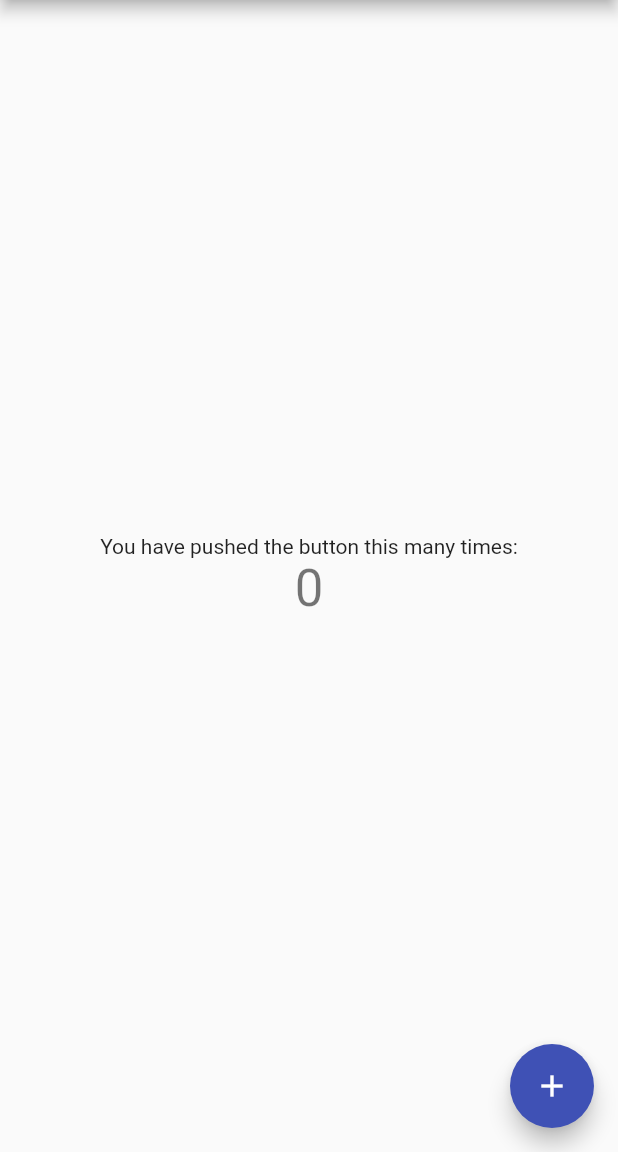
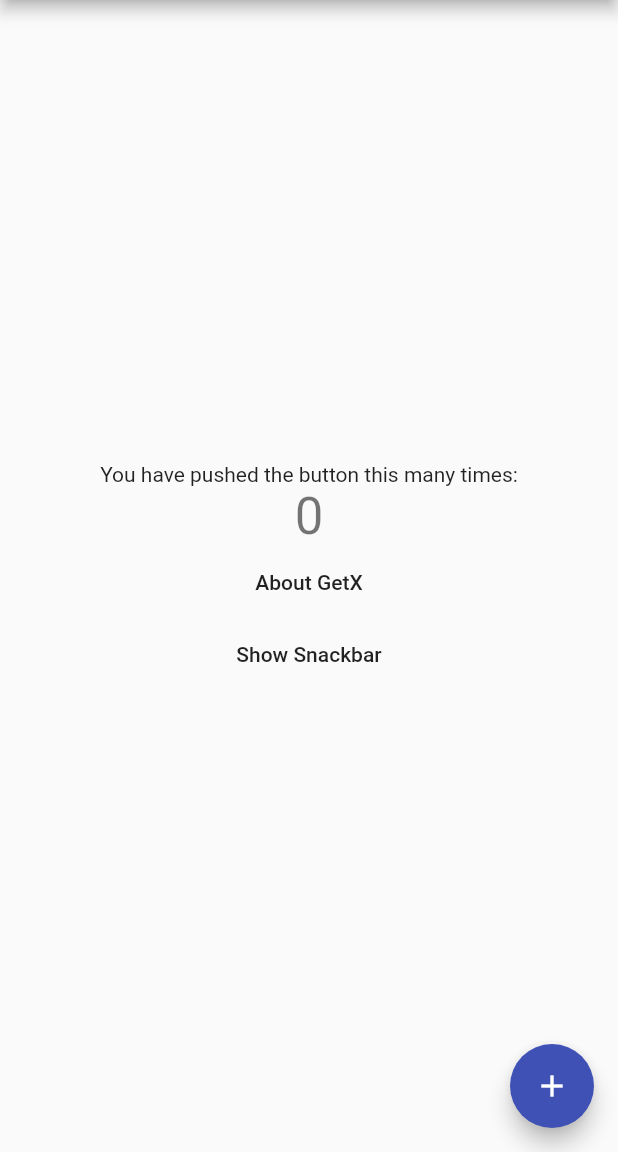
Before and after one commit to choi1k/movie, a Flutter app: the screen it shows after launch, on a phone screen of 412 x 824 dp, the part 84-1236 px from its top. Run offline on Flutter 3.47's test engine with Material 2 defaults, Android fonts, the phone set to English and light mode, and no system bars; our stand-ins replace get.

Commit message:
Snackbar

```diff
--- a/lib/views/about_page.dart
+++ b/lib/views/about_page.dart
@@ -22,6 +22,12 @@ class AboutPage extends StatelessWidget{
                 'GetX is an extra-light and powerful solution for Flutter. It combines high performance state management, intelligent dependency injection, and route management in a quick and practical way.',
               ),
               ),
+              FlatButton(
+                onPressed: (){
+                  Get.back();
+                },
+                child: Text('Go Home')
+              )
             ],
         )
       )
--- a/lib/views/my_home_page.dart
+++ b/lib/views/my_home_page.dart
@@ -1,6 +1,7 @@
 import 'package:flutter/material.dart';
 import 'package:get/get.dart';
 import '../controllers/my_home_page_controller.dart';
+import 'about_page.dart';
 
 class MyHomePage extends StatelessWidget {
   final String title;
@@ -25,9 +26,26 @@ class MyHomePage extends StatelessWidget {
               // '0',
               '${controller.count.value}',
               style: Theme.of(context).textTheme.headline4,
-            ),)
+            ),
+            ),
+            FlatButton(
+                onPressed:(){
+                  // Get.to(AboutPage());          // navigate
+                  Get.off(AboutPage());      //이전 페이지로 못 돌아감 replace
+                },
+                child: Text('About GetX')
+            ),
+            FlatButton(
+              onPressed:(){
+                Get.snackbar('GetX Snackbar', 'Yay! Awesome GetX Snackbar'
+                , snackPosition: SnackPosition.BOTTOM, backgroundColor: Colors.amberAccent
+                );
+              },
+              child: Text('Show Snackbar')
+            )
 
           ],
+
         ),
       ),
       floatingActionButton: FloatingActionButton(
```
